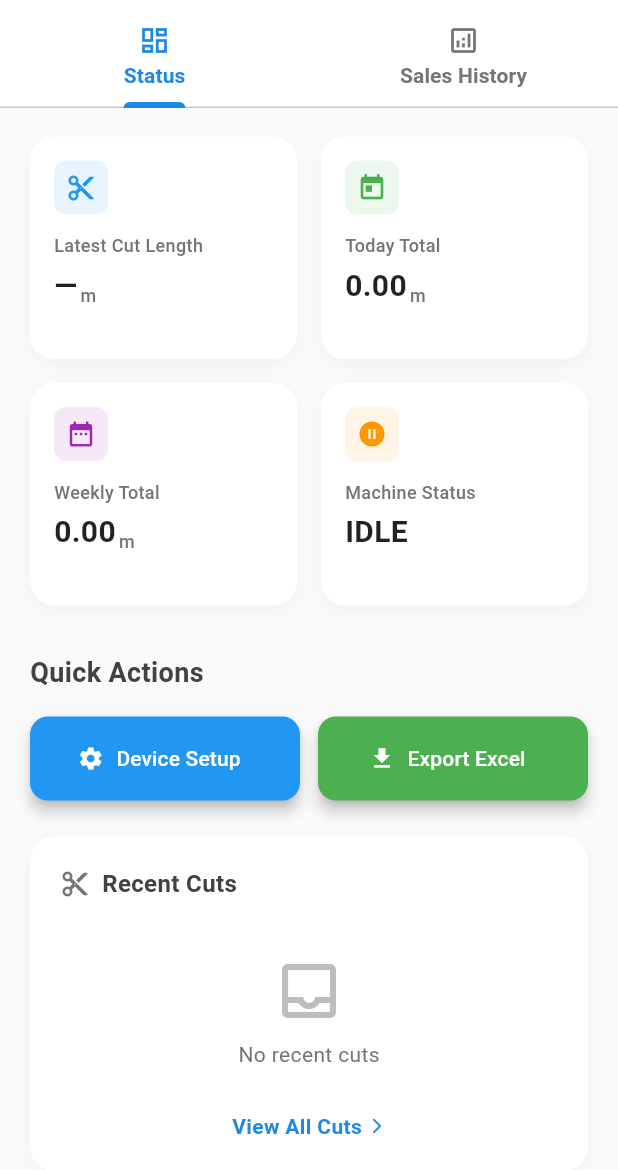
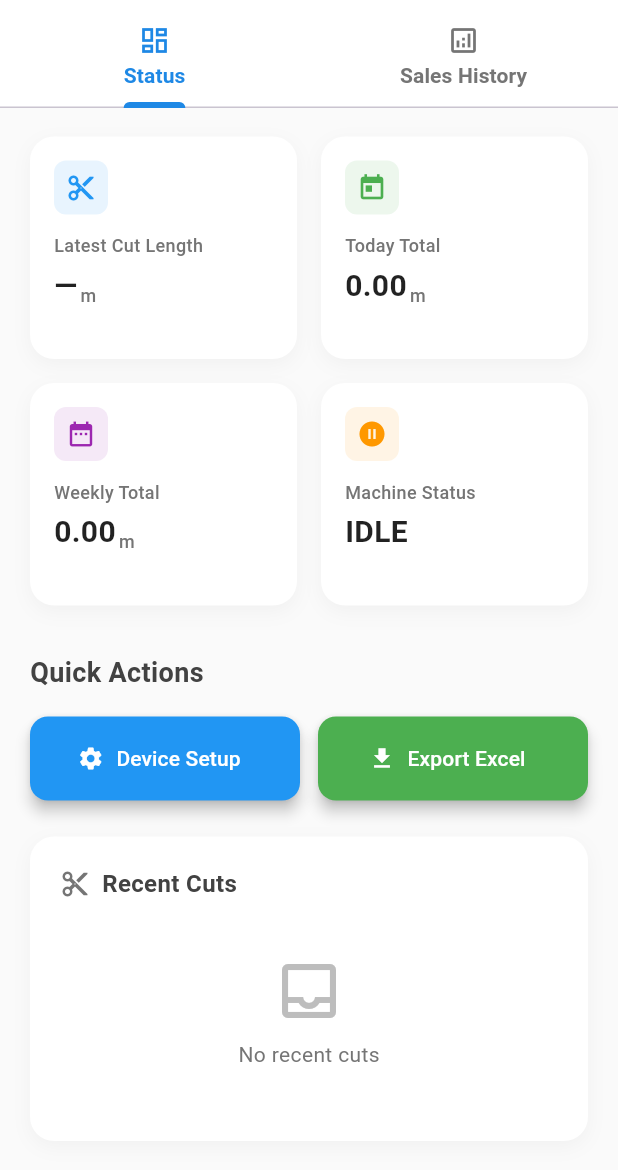
Before and after one commit to Jinu004/edgeband, a Flutter app: the screen it shows once a user with an empty profile is signed in, scrolled down 48 dp, on a phone screen of 412 x 824 dp, the part 66-1236 px from its top. Run offline on Flutter 3.47's test engine with Material 3 defaults, Android fonts, the phone set to English and light mode, and no system bars; our stand-ins replace cloud_firestore, csv, firebase_auth, firebase_core, flutter_blue_plus, permission_handler and 1 more; missing offline and left inert: excel, wifi_scan; accounts and stored records are empty; Roboto replaces fonts that are missing (Montserrat).

Commit message:
timestamp and ui functions improved

```diff
--- a/lib/src/screens/dashboard_screen.dart
+++ b/lib/src/screens/dashboard_screen.dart
@@ -718,18 +718,7 @@ class _RecentCutsCard extends StatelessWidget {
           },
         ),
         const SizedBox(height: 8),
-        GestureDetector(
-          onTap: () {
-            // Switch to Sales History tab on tap
-            final tabController = DefaultTabController.of(context);
-            tabController?.animateTo(1);
-          },
-          child: Row(mainAxisAlignment: MainAxisAlignment.center, children: [
-            Text('View All Cuts', style: TextStyle(color: Colors.blue[600], fontWeight: FontWeight.w600, fontSize: 14)),
-            const SizedBox(width: 4),
-            Icon(Icons.arrow_forward_ios, size: 12, color: Colors.blue[600]),
-          ]),
-        ),
+
       ]),
     );
   }
```
